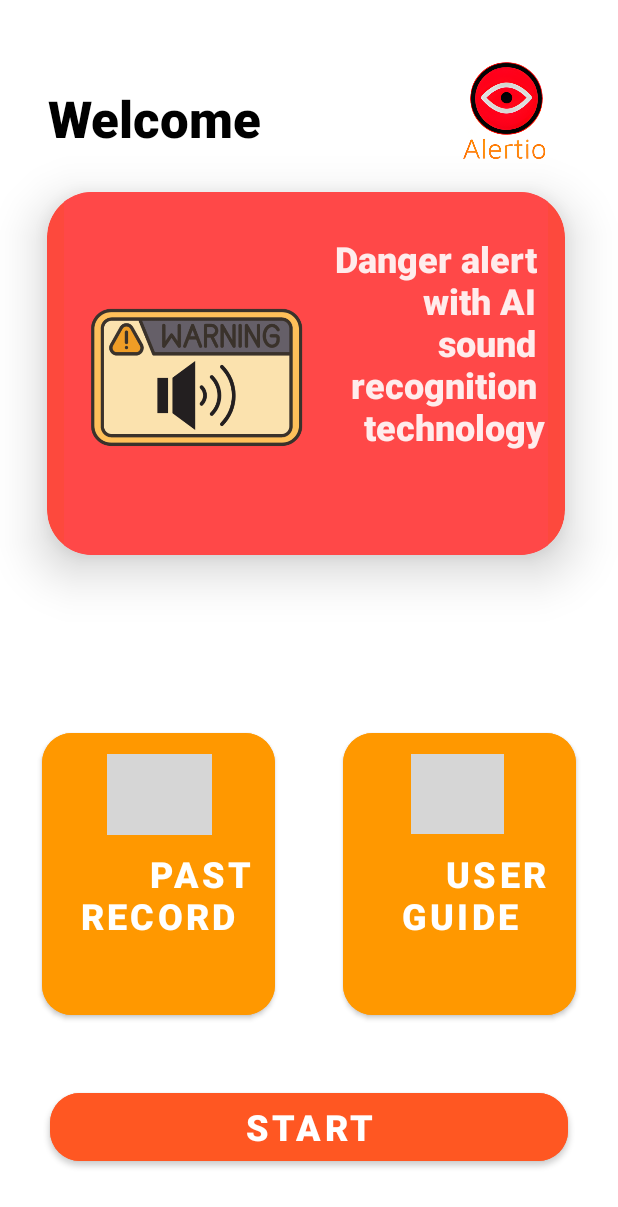
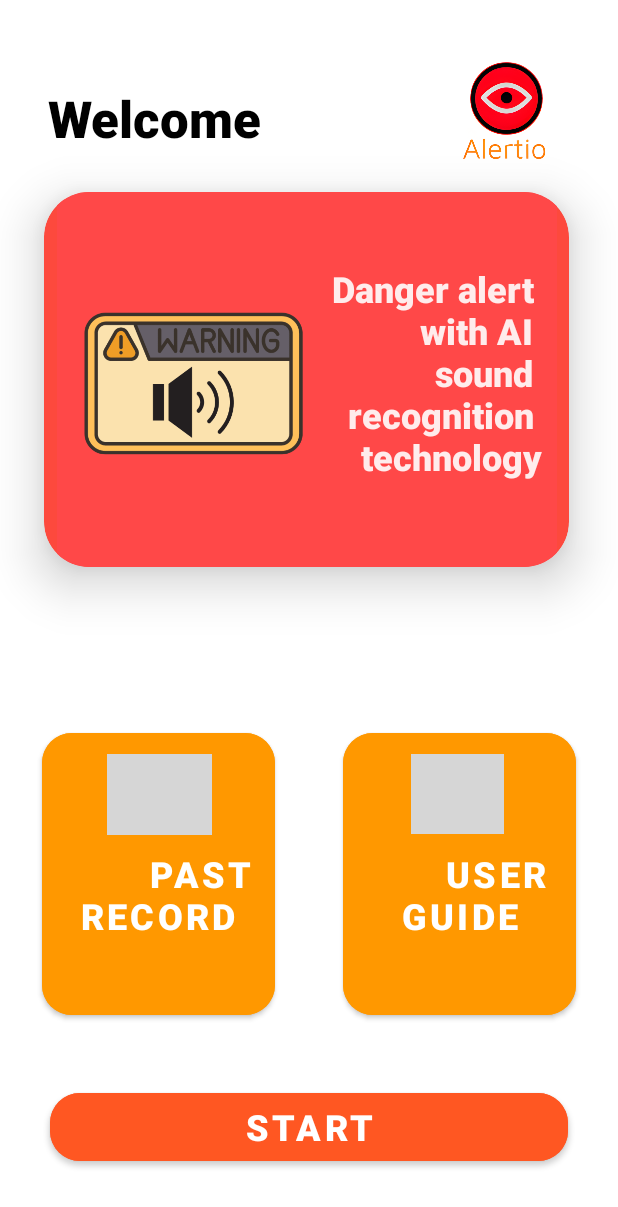
Before and after one commit to u3569037/Alertio, an Android app: the screen it shows after launch (Homepage), on a phone screen of 412 x 824 dp. Shown: the top 1207 px of the screen. Run offline under Robolectric (Android 15) with nearby library versions, the phone set to English and light mode, and no system bars; Roboto replaces fonts that are not available here; grey boxes are pictures that could not be loaded.

Commit message:
UI Issue fix: Status bar color to white

```diff
--- a/app/src/main/java/com/example/alertio/Homepage.kt
+++ b/app/src/main/java/com/example/alertio/Homepage.kt
@@ -11,6 +11,8 @@ class Homepage : AppCompatActivity() {
     override fun onCreate(savedInstanceState: Bundle?) {
         super.onCreate(savedInstanceState)
         setContentView(R.layout.activity_homepage)
+        window.statusBarColor = 0   //set status bar color to white
+
 
         val guidebtn: Button = findViewById(R.id.guidebutton)
         guidebtn.setOnClickListener {
--- a/app/src/main/java/com/example/alertio/MainActivity.kt
+++ b/app/src/main/java/com/example/alertio/MainActivity.kt
@@ -12,6 +12,7 @@ class MainActivity : AppCompatActivity() {
     override fun onCreate(savedInstanceState: Bundle?) {
         super.onCreate(savedInstanceState)
         setContentView(R.layout.activity_main)
+        window.statusBarColor = 0   //set status bar color to white
 
         val intent = Intent(this@MainActivity, Homepage::class.java)
         Timer().schedule(2000){
--- a/app/src/main/java/com/example/alertio/Operating.kt
+++ b/app/src/main/java/com/example/alertio/Operating.kt
@@ -17,6 +17,7 @@ class Operating : AppCompatActivity() {
     override fun onCreate(savedInstanceState: Bundle?) {
         super.onCreate(savedInstanceState)
         setContentView(R.layout.activity_operating)
+        window.statusBarColor = 0   //set status bar color to white
 
         addRecord("Bicycle ring")
     }
--- a/app/src/main/java/com/example/alertio/PastRecord.kt
+++ b/app/src/main/java/com/example/alertio/PastRecord.kt
@@ -15,6 +15,10 @@ class PastRecord : AppCompatActivity() {
     override fun onCreate(savedInstanceState: Bundle?) {
         super.onCreate(savedInstanceState)
         setContentView(R.layout.activity_past_record)
+        window.statusBarColor = 0   //set status bar color to white
+
+
+        // add record to content view
         var recordList = arrayOf<String>()
         try {
             val fin: FileInputStream = openFileInput(file)
--- a/app/src/main/java/com/example/alertio/UserGuide.kt
+++ b/app/src/main/java/com/example/alertio/UserGuide.kt
@@ -7,5 +7,8 @@ class UserGuide : AppCompatActivity() {
     override fun onCreate(savedInstanceState: Bundle?) {
         super.onCreate(savedInstanceState)
         setContentView(R.layout.activity_user_guide)
+        window.statusBarColor = 0   //set status bar color to white
+
+
     }
 }
--- a/app/src/main/res/layout/activity_homepage.xml
+++ b/app/src/main/res/layout/activity_homepage.xml
@@ -12,6 +12,7 @@
         android:layout_height="101sp"
         android:layout_marginTop="32sp"
         android:layout_marginEnd="4dp"
+        android:contentDescription="app logo"
         app:layout_constraintEnd_toEndOf="parent"
         app:layout_constraintHorizontal_bias="0.842"
         app:layout_constraintStart_toEndOf="@+id/welcomemsg"
@@ -34,9 +35,9 @@
 
     <androidx.cardview.widget.CardView
         android:id="@+id/cardView"
-        android:layout_width="345sp"
-        android:layout_height="242sp"
-        android:layout_marginTop="128dp"
+        android:layout_width="350sp"
+        android:layout_height="250sp"
+        android:layout_marginTop="128sp"
         app:cardBackgroundColor="#FD493D"
         app:cardCornerRadius="30sp"
         app:cardElevation="20sp"
@@ -62,6 +63,7 @@
             android:layout_height="match_parent"
             android:alpha="0.9"
             android:fontFamily="sans-serif-black"
+            android:paddingTop="20sp"
             android:text="\n Danger alert \n  with AI \n sound \n recognition \n technology"
             android:textAlignment="viewEnd"
             android:textColor="@color/white"
--- a/app/src/main/res/values/themes.xml
+++ b/app/src/main/res/values/themes.xml
@@ -12,5 +12,7 @@
         <!-- Status bar color. -->
         <item name="android:statusBarColor">?attr/colorPrimaryVariant</item>
         <!-- Customize your theme here. -->
+        <!--   <item name="android:windowFullscreen">true</item>   -->
+        <item name="android:windowLightStatusBar">true</item>
     </style>
 </resources>
```
